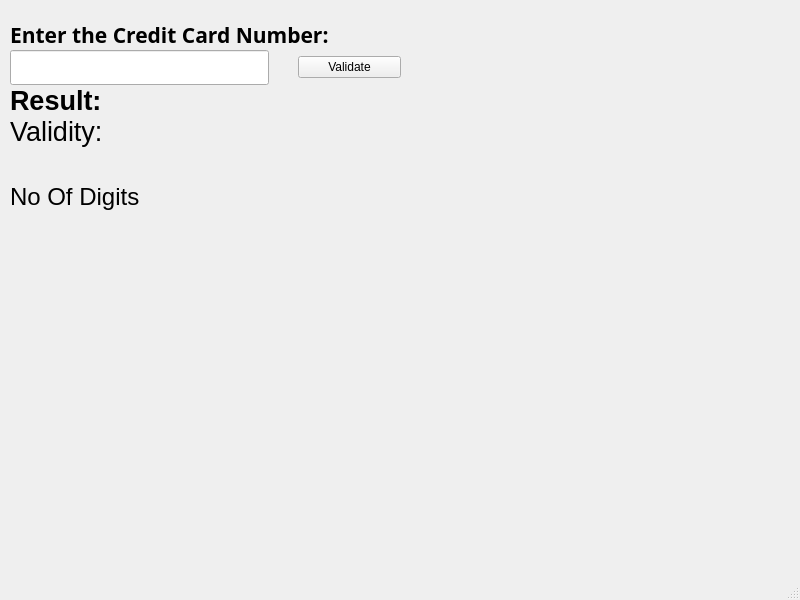
Before: the Qt Designer form mainwindow.ui in Sugam-Baidya/Credit_card_validator, drawn with Qt 5.
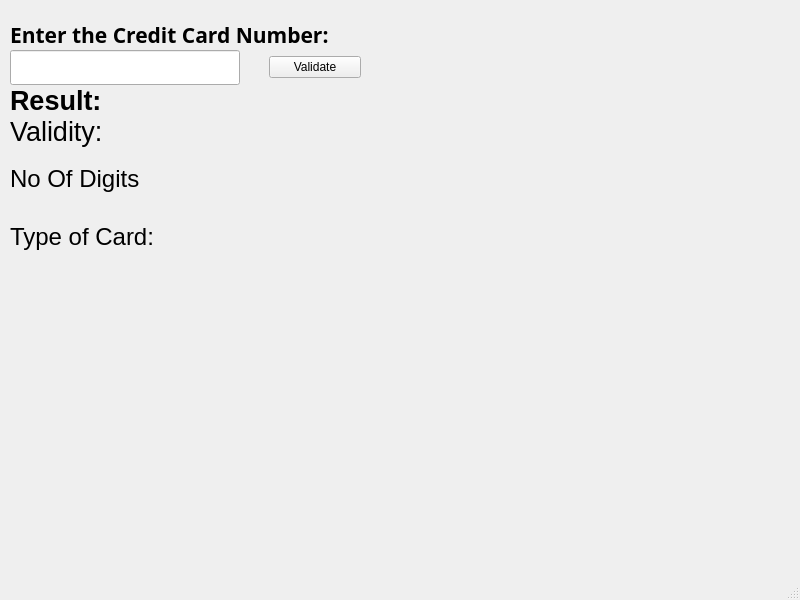
After: the same form once the commit is applied.

Commit message: added type of card feature

Diff of the .ui file:
```diff
--- a/mainwindow.ui
+++ b/mainwindow.ui
@@ -19,8 +19,8 @@
      <rect>
       <x>10</x>
       <y>20</y>
-      <width>391</width>
-      <height>221</height>
+      <width>351</width>
+      <height>185</height>
      </rect>
     </property>
     <layout class="QVBoxLayout" name="verticalLayout_2">
@@ -151,6 +151,42 @@
      </item>
     </layout>
    </widget>
+   <widget class="QWidget" name="">
+    <property name="geometry">
+     <rect>
+      <x>10</x>
+      <y>220</y>
+      <width>351</width>
+      <height>34</height>
+     </rect>
+    </property>
+    <layout class="QHBoxLayout" name="horizontalLayout_4">
+     <item>
+      <widget class="QLabel" name="label_7">
+       <property name="font">
+        <font>
+         <pointsize>18</pointsize>
+        </font>
+       </property>
+       <property name="text">
+        <string>Type of Card:</string>
+       </property>
+      </widget>
+     </item>
+     <item>
+      <widget class="QLabel" name="label_8">
+       <property name="font">
+        <font>
+         <pointsize>18</pointsize>
+        </font>
+       </property>
+       <property name="text">
+        <string/>
+       </property>
+      </widget>
+     </item>
+    </layout>
+   </widget>
   </widget>
   <widget class="QMenuBar" name="menubar">
    <property name="geometry">
```
The commit also changes 2 other files.
